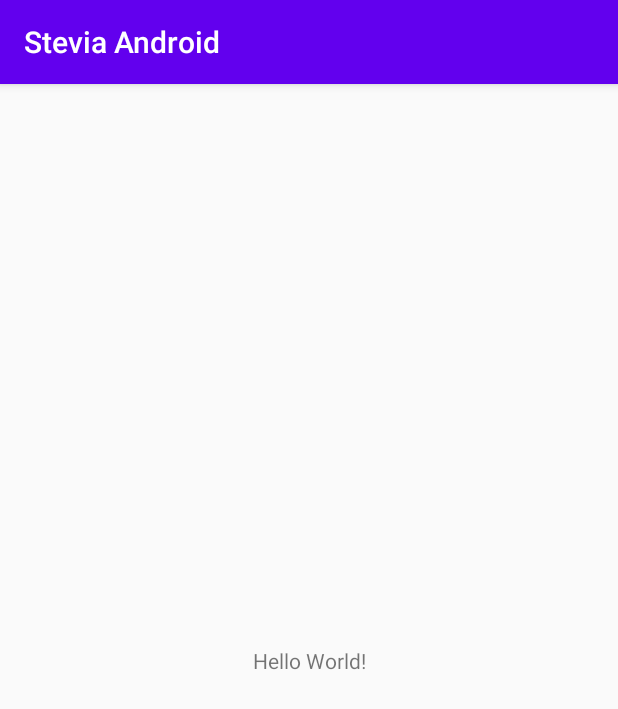
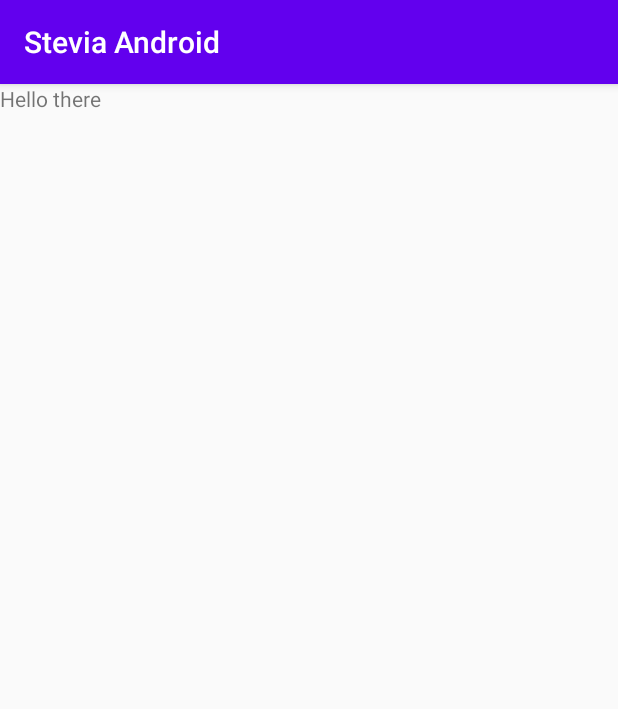
Before and after one commit to actiwerks/stevia-android, an Android app: the screen it shows after launch (MainActivity), on a phone screen of 412 x 824 dp. Shown: the top 709 px of the screen. Run offline under Robolectric (Android 15) with nearby library versions, the phone set to English and light mode, and no system bars.

```diff
--- a/app/build.gradle
+++ b/app/build.gradle
@@ -31,6 +31,9 @@ dependencies {
     implementation 'androidx.appcompat:appcompat:1.1.0'
     implementation 'androidx.core:core-ktx:1.2.0'
     implementation 'androidx.constraintlayout:constraintlayout:1.1.3'
+
+    implementation project(":stevia")
+
     testImplementation 'junit:junit:4.13'
     androidTestImplementation 'androidx.test.ext:junit:1.1.1'
     androidTestImplementation 'androidx.test.espresso:espresso-core:3.2.0'
--- a/app/src/main/java/yummypets/com/stevia/MainActivity.kt
+++ b/app/src/main/java/yummypets/com/stevia/MainActivity.kt
@@ -5,8 +5,11 @@ import android.os.Bundle
 
 class MainActivity : AppCompatActivity() {
 
+    lateinit var mainView: MainView
+
     override fun onCreate(savedInstanceState: Bundle?) {
         super.onCreate(savedInstanceState)
-        setContentView(R.layout.activity_main)
+        mainView = MainView(this)
+        setContentView(mainView)
     }
 }
--- /dev/null
+++ b/app/src/main/java/yummypets/com/stevia/MainView.kt
@@ -0,0 +1,17 @@
+package yummypets.com.stevia
+
+import android.content.Context
+import android.widget.TextView
+import androidx.constraintlayout.widget.ConstraintLayout
+
+class MainView(context: Context) : ConstraintLayout(context) {
+
+    var label = TextView(context)
+
+    init {
+        subviews(
+            label
+        )
+        label.text = "Hello there"
+    }
+}
--- a/app/src/main/res/layout/activity_main.xml
+++ /dev/null
@@ -1,18 +0,0 @@
-<?xml version="1.0" encoding="utf-8"?>
-<androidx.constraintlayout.widget.ConstraintLayout xmlns:android="http://schemas.android.com/apk/res/android"
-    xmlns:app="http://schemas.android.com/apk/res-auto"
-    xmlns:tools="http://schemas.android.com/tools"
-    android:layout_width="match_parent"
-    android:layout_height="match_parent"
-    tools:context=".MainActivity">
-
-    <TextView
-        android:layout_width="wrap_content"
-        android:layout_height="wrap_content"
-        android:text="Hello World!"
-        app:layout_constraintBottom_toBottomOf="parent"
-        app:layout_constraintLeft_toLeftOf="parent"
-        app:layout_constraintRight_toRightOf="parent"
-        app:layout_constraintTop_toTopOf="parent" />
-
-</androidx.constraintlayout.widget.ConstraintLayout>
--- a/stevia/build.gradle
+++ b/stevia/build.gradle
@@ -30,6 +30,7 @@ dependencies {
     implementation "org.jetbrains.kotlin:kotlin-stdlib-jdk7:$kotlin_version"
     implementation 'androidx.appcompat:appcompat:1.1.0'
     implementation 'androidx.core:core-ktx:1.2.0'
+    implementation 'androidx.constraintlayout:constraintlayout:1.1.3'
     testImplementation 'junit:junit:4.13'
     androidTestImplementation 'androidx.test.ext:junit:1.1.1'
     androidTestImplementation 'androidx.test.espresso:espresso-core:3.2.0'
```
